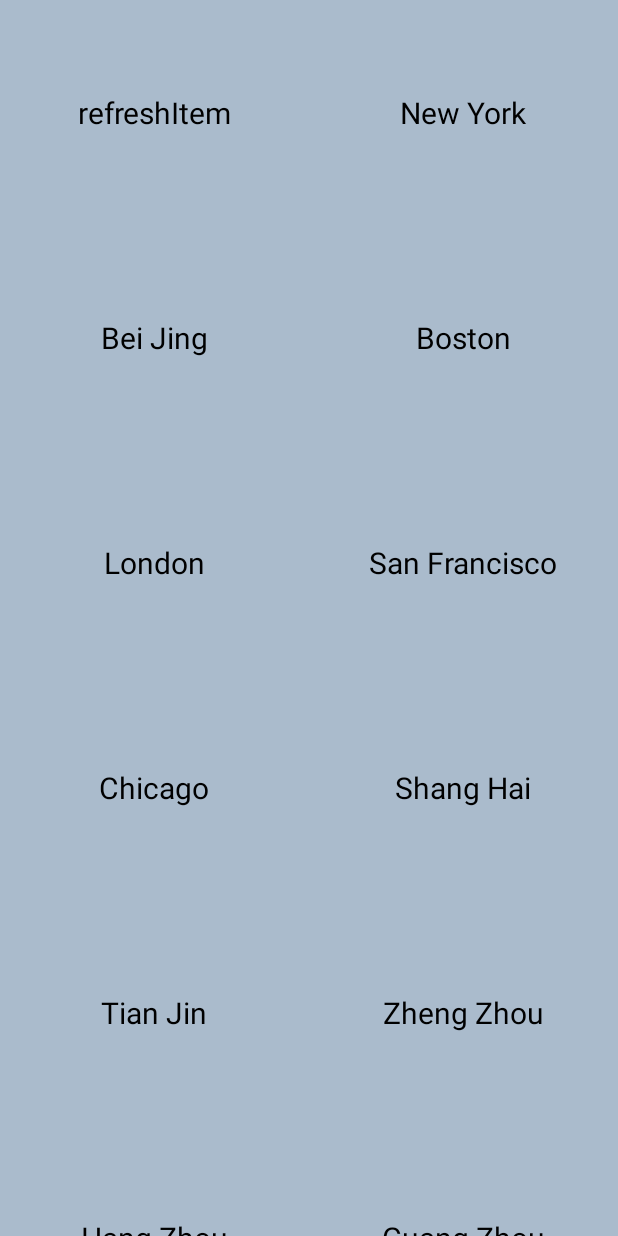
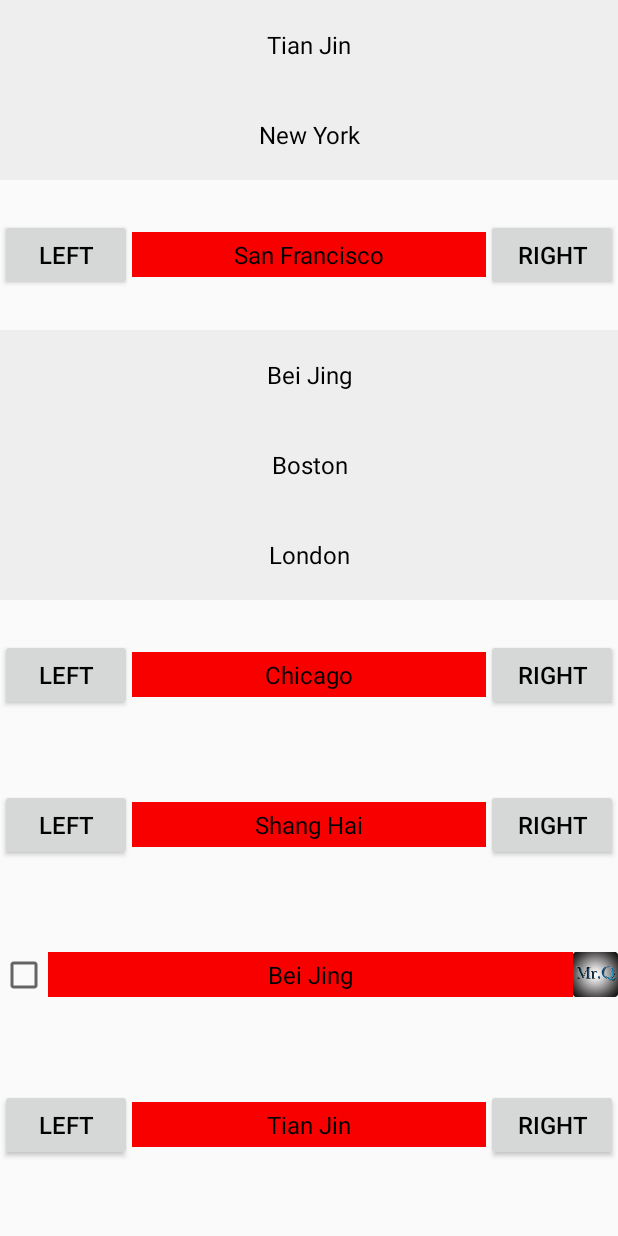
Before and after one commit to sirencode/RecycleViewLib, an Android app: the screen it shows after launch (RecyclerViewActivity), on a phone screen of 412 x 824 dp. Run offline under Robolectric (Android 15) with nearby library versions, the phone set to English and light mode, and no system bars.

Commit message:
多类型item加载
多类型item加载

```diff
--- a/app/src/main/java/diablo/lib/list/RecyclerViewActivity.java
+++ b/app/src/main/java/diablo/lib/list/RecyclerViewActivity.java
@@ -2,6 +2,7 @@ package diablo.lib.list;
 
 import android.os.Bundle;
 import android.support.v4.app.FragmentActivity;
+import diablo.lib.list.multiple.MultipleItemFragment;
 
 /**
  * @author shenyonghe
@@ -13,7 +14,7 @@ public class RecyclerViewActivity extends FragmentActivity {
         super.onCreate(savedInstanceState);
         setContentView(R.layout.fragment_container);
         getSupportFragmentManager().beginTransaction()
-                .replace(R.id.fragment_container, new SwipeRefreshFragment())
+                .replace(R.id.fragment_container, new MultipleItemFragment())
                 .commit();
     }
 
--- /dev/null
+++ b/app/src/main/java/diablo/lib/list/multiple/MultipleItemAdapter.java
@@ -0,0 +1,112 @@
+package diablo.lib.list.multiple;
+
+import android.content.Context;
+import android.support.v7.widget.RecyclerView;
+import android.view.LayoutInflater;
+import android.view.View;
+import android.view.ViewGroup;
+import android.widget.TextView;
+import diablo.lib.list.R;
+import diablo.lib.list.swip.MyBaseAdapter;
+import java.util.ArrayList;
+import java.util.List;
+
+/**
+ * Created by Diablo on 16/9/22.
+ */
+
+public class MultipleItemAdapter extends MyBaseAdapter {
+
+    private Context context;
+    private List<MultipleItemTypeData> datas = new ArrayList<MultipleItemTypeData>();
+
+    public MultipleItemAdapter(Context context) {
+        this.context = context;
+    }
+
+    public List<MultipleItemTypeData> getListData() {
+        return datas;
+    }
+
+    public void addRefreshData(List<MultipleItemTypeData> dataList) {
+        this.datas.addAll(0, dataList);
+        notifyDataSetChanged();
+    }
+
+    public void addLoadData(List<MultipleItemTypeData> dataList) {
+        this.datas.addAll(dataList);
+        notifyDataSetChanged();
+    }
+
+    @Override
+    public RecyclerView.ViewHolder onCreateViewHolder(ViewGroup parent, int viewType) {
+        if (SampleItemEum.FirstItem.getValue() == viewType) {
+            View view =
+                    LayoutInflater.from(context).inflate(R.layout.multiple_item1, parent, false);
+            return new ItemOneHolder(view);
+        } else if (SampleItemEum.SecondItem.getValue() == viewType) {
+            View view =
+                    LayoutInflater.from(context).inflate(R.layout.multiple_item2, parent, false);
+            return new ItemTwoHolder(view);
+        } else if (SampleItemEum.ThirdItem.getValue() == viewType) {
+            View view =
+                    LayoutInflater.from(context).inflate(R.layout.multiple_item3, parent, false);
+            return new ItemThreeHolder(view);
+        }
+        return null;
+    }
+
+    @Override
+    public void onBindViewHolder(RecyclerView.ViewHolder holder, int position) {
+        if (datas.get(position).getRecycleItemTypeData().getItemType()
+                == SampleItemEum.FirstItem.getValue()) {
+            ItemOneHolder holder1 = (ItemOneHolder) holder;
+            holder1.title.setText(datas.get(position).getData());
+        } else if (datas.get(position).getRecycleItemTypeData().getItemType()
+                == SampleItemEum.SecondItem.getValue()) {
+            ItemTwoHolder holder1 = (ItemTwoHolder) holder;
+            holder1.title.setText(datas.get(position).getData());
+        } else if (datas.get(position).getRecycleItemTypeData().getItemType()
+                == SampleItemEum.ThirdItem.getValue()) {
+            ItemThreeHolder holder1 = (ItemThreeHolder) holder;
+            holder1.title.setText(datas.get(position).getData());
+        }
+    }
+
+    @Override
+    public int getItemCount() {
+        return datas.size();
+    }
+
+    @Override
+    public int getItemViewType(int position) {
+        return datas.get(position).getRecycleItemTypeData().getItemType();
+    }
+
+    private static class ItemOneHolder extends RecyclerView.ViewHolder {
+        public TextView title;
+
+        public ItemOneHolder(View itemView) {
+            super(itemView);
+            title = (TextView) itemView.findViewById(R.id.item1_title);
+        }
+    }
+
+    private static class ItemTwoHolder extends RecyclerView.ViewHolder {
+        public TextView title;
+
+        public ItemTwoHolder(View itemView) {
+            super(itemView);
+            title = (TextView) itemView.findViewById(R.id.item2_title);
+        }
+    }
+
+    private static class ItemThreeHolder extends RecyclerView.ViewHolder {
+        public TextView title;
+
+        public ItemThreeHolder(View itemView) {
+            super(itemView);
+            title = (TextView) itemView.findViewById(R.id.item3_title);
+        }
+    }
+}
--- /dev/null
+++ b/app/src/main/java/diablo/lib/list/multiple/MultipleItemFragment.java
@@ -0,0 +1,127 @@
+package diablo.lib.list.multiple;
+
+import android.annotation.TargetApi;
+import android.graphics.Color;
+import android.os.Build;
+import android.os.Bundle;
+import android.os.Handler;
+import android.support.annotation.Nullable;
+import android.support.v4.app.Fragment;
+import android.support.v4.widget.SwipeRefreshLayout;
+import android.support.v7.widget.LinearLayoutManager;
+import android.support.v7.widget.RecyclerView;
+import android.view.LayoutInflater;
+import android.view.View;
+import android.view.ViewGroup;
+import android.widget.TextView;
+import diablo.lib.list.R;
+import diablo.lib.list.swip.MyScrollListener;
+import java.util.ArrayList;
+import java.util.List;
+
+/**
+ * Created by Diablo on 16/9/22.
+ */
+
+public class MultipleItemFragment extends Fragment implements SwipeRefreshLayout.OnRefreshListener {
+    private List<MultipleItemTypeData> datas = new ArrayList<MultipleItemTypeData>();
+    private SwipeRefreshLayout swipeRefreshLayout;
+    private RecyclerView recyclerView;
+    private MultipleItemAdapter adapter;
+    private TextView load;
+    private RecycleItemTypeData itemTypeData1;
+
+    @Nullable
+    @Override
+    public View onCreateView(LayoutInflater inflater, @Nullable ViewGroup container,
+            @Nullable Bundle savedInstanceState) {
+        View view = inflater.inflate(R.layout.swipe_refresh_lay, container, false);
+        initView(view);
+        return view;
+    }
+
+    private void initDatas() {
+        itemTypeData1 = new RecycleItemTypeData(SampleItemEum.FirstItem.getValue(),
+                R.layout.multiple_item1);
+        RecycleItemTypeData itemTypeData2 =
+                new RecycleItemTypeData(SampleItemEum.SecondItem.getValue(),
+                        R.layout.multiple_item2);
+        RecycleItemTypeData itemTypeData3 =
+                new RecycleItemTypeData(SampleItemEum.ThirdItem.getValue(),
+                        R.layout.multiple_item3);
+
+        datas.add(new MultipleItemTypeData(itemTypeData1, "New York"));
+        datas.add(new MultipleItemTypeData(itemTypeData2, "San Francisco"));
+        datas.add(new MultipleItemTypeData(itemTypeData1, "Bei Jing"));
+        datas.add(new MultipleItemTypeData(itemTypeData1, "Boston"));
+        datas.add(new MultipleItemTypeData(itemTypeData1, "London"));
+
+        datas.add(new MultipleItemTypeData(itemTypeData2, "Chicago"));
+        datas.add(new MultipleItemTypeData(itemTypeData2, "Shang Hai"));
+        datas.add(new MultipleItemTypeData(itemTypeData3, "Bei Jing"));
+        datas.add(new MultipleItemTypeData(itemTypeData2, "Tian Jin"));
+
+        datas.add(new MultipleItemTypeData(itemTypeData3, "New York"));
+        datas.add(new MultipleItemTypeData(itemTypeData2, "San Francisco"));
+        datas.add(new MultipleItemTypeData(itemTypeData3, "Boston"));
+        datas.add(new MultipleItemTypeData(itemTypeData3, "London"));
+    }
+
+    @TargetApi(Build.VERSION_CODES.M)
+    private void initView(View base) {
+        initDatas();
+        load = (TextView) base.findViewById(R.id.loading);
+        recyclerView = (RecyclerView) base.findViewById(R.id.list);
+        adapter = new MultipleItemAdapter(getActivity());
+        recyclerView.setAdapter(adapter);
+        recyclerView.setLayoutManager(new LinearLayoutManager(getActivity()));
+        MyScrollListener myScrollListener = new MyScrollListener(adapter);
+        myScrollListener.setOnLoadMoreInterface(new MyScrollListener.onLoadDataInterface() {
+            @Override
+            public void loadMore() {
+                onLoadMore();
+            }
+        });
+        recyclerView.addOnScrollListener(myScrollListener);
+        swipeRefreshLayout = (SwipeRefreshLayout) base.findViewById(R.id.swipe_refresh_widget);
+        // 设置小圆圈的颜色
+        swipeRefreshLayout.setColorSchemeColors(Color.BLUE, Color.RED);
+        // 设置刷新监听
+        swipeRefreshLayout.setOnRefreshListener(this);
+
+        onRefresh();
+    }
+
+    @Override
+    public void onRefresh() {
+        // 为演示设置一个5秒定时器（还是在主线程）
+        new Handler().postDelayed(new Runnable() {
+            @Override
+            public void run() {
+                // 取消掉小圆圈，不然会一直显示
+                MultipleItemTypeData data = new MultipleItemTypeData(itemTypeData1, "Tian Jin");
+                datas.add(0, data);
+                adapter.addRefreshData(datas);
+                swipeRefreshLayout.setRefreshing(false);
+            }
+        }, 1000);
+    }
+
+    private void onLoadMore() {
+        // 为演示设置一个5秒定时器（还是在主线程）
+        load.setVisibility(View.VISIBLE);
+        new Handler().postDelayed(new Runnable() {
+            @Override
+            public void run() {
+                load.setVisibility(View.GONE);
+                List<MultipleItemTypeData> data = new ArrayList<MultipleItemTypeData>();
+                for (int i = 0; i < 4; i++) {
+                    MultipleItemTypeData tem = new MultipleItemTypeData(itemTypeData1, "item" + i);
+                    data.add(tem);
+                }
+                adapter.addLoadData(data);
+                adapter.setCanLoad(true);
+            }
+        }, 1000);
+    }
+}
--- /dev/null
+++ b/app/src/main/java/diablo/lib/list/multiple/MultipleItemTypeData.java
@@ -0,0 +1,33 @@
+package diablo.lib.list.multiple;
+
+/**
+ * Created by Diablo on 16/9/22.
+ */
+
+public class MultipleItemTypeData {
+
+    private RecycleItemTypeData recycleItemTypeData;
+
+    private String data;
+
+    public MultipleItemTypeData(RecycleItemTypeData itemType, String data) {
+        this.recycleItemTypeData = itemType;
+        this.data = data;
+    }
+
+    public RecycleItemTypeData getRecycleItemTypeData() {
+        return recycleItemTypeData;
+    }
+
+    public void setRecycleItemTypeData(RecycleItemTypeData recycleItemTypeData) {
+        this.recycleItemTypeData = recycleItemTypeData;
+    }
+
+    public String getData() {
+        return data;
+    }
+
+    public void setData(String data) {
+        this.data = data;
+    }
+}
--- /dev/null
+++ b/app/src/main/java/diablo/lib/list/multiple/RecycleItemTypeData.java
@@ -0,0 +1,35 @@
+package diablo.lib.list.multiple;
+
+/**
+ * Created by Diablo on 16/9/22.
+ */
+
+public class RecycleItemTypeData {
+
+    //recycleview item的类型
+    private int itemType;
+
+    //recycleview item当前类型对应的res资源
+    private int typeRes;
+
+    public RecycleItemTypeData(int itemType, int typeRes) {
+        this.itemType = itemType;
+        this.typeRes = typeRes;
+    }
+
+    public int getItemType() {
+        return itemType;
+    }
+
+    public void setItemType(int itemType) {
+        this.itemType = itemType;
+    }
+
+    public int getTypeRes() {
+        return typeRes;
+    }
+
+    public void setTypeRes(int typeRes) {
+        this.typeRes = typeRes;
+    }
+}
--- /dev/null
+++ b/app/src/main/java/diablo/lib/list/multiple/SampleItemEum.java
@@ -0,0 +1,22 @@
+package diablo.lib.list.multiple;
+
+/**
+ * Created by Diablo on 16/9/22.
+ */
+
+public enum SampleItemEum {
+
+    FirstItem(1),
+    SecondItem(2),
+    ThirdItem(3);
+
+    private int value = 0;
+
+    private SampleItemEum(int value){
+        this.value = value;
+    }
+
+    public int getValue(){
+        return this.value;
+    }
+}
--- a/app/src/main/java/diablo/lib/list/MyBaseAdapter.java
+++ b/app/src/main/java/diablo/lib/list/swip/MyBaseAdapter.java
@@ -1,4 +1,4 @@
-package diablo.lib.list;
+package diablo.lib.list.swip;
 
 import android.support.v7.widget.RecyclerView;
 import android.view.ViewGroup;
@@ -25,11 +25,11 @@ public class MyBaseAdapter extends RecyclerView.Adapter<RecyclerView.ViewHolder>
         return 0;
     }
 
-    protected boolean canLoad(){
+    public boolean canLoad(){
         return canLoad;
     }
 
-    protected void setCanLoad(boolean canLoad){
+    public void setCanLoad(boolean canLoad){
         this.canLoad = canLoad;
     }
 }
--- a/app/src/main/java/diablo/lib/list/MyScrollListener.java
+++ b/app/src/main/java/diablo/lib/list/swip/MyScrollListener.java
@@ -1,4 +1,4 @@
-package diablo.lib.list;
+package diablo.lib.list.swip;
 
 import android.support.v7.widget.LinearLayoutManager;
 import android.support.v7.widget.RecyclerView;
--- a/app/src/main/java/diablo/lib/list/SwipeRefreshFragment.java
+++ b/app/src/main/java/diablo/lib/list/swip/SwipeRefreshFragment.java
@@ -1,4 +1,4 @@
-package diablo.lib.list;
+package diablo.lib.list.swip;
 
 import android.annotation.TargetApi;
 import android.graphics.Color;
@@ -14,6 +14,8 @@ import android.view.LayoutInflater;
 import android.view.View;
 import android.view.ViewGroup;
 import android.widget.TextView;
+import diablo.lib.list.third.MyViewAdapter;
+import diablo.lib.list.R;
 import java.util.ArrayList;
 import java.util.List;
 
--- a/app/src/main/java/diablo/lib/list/MyViewAdapter.java
+++ b/app/src/main/java/diablo/lib/list/third/MyViewAdapter.java
@@ -1,4 +1,4 @@
-package diablo.lib.list;
+package diablo.lib.list.third;
 
 import android.content.Context;
 import android.graphics.Color;
@@ -7,6 +7,8 @@ import android.view.LayoutInflater;
 import android.view.View;
 import android.view.ViewGroup;
 import android.widget.TextView;
+import diablo.lib.list.R;
+import diablo.lib.list.swip.MyBaseAdapter;
 import java.util.ArrayList;
 import java.util.List;
 
--- a/app/src/main/java/diablo/lib/list/RecycleViewDemoFragment.java
+++ b/app/src/main/java/diablo/lib/list/third/RecycleViewDemoFragment.java
@@ -1,4 +1,4 @@
-package diablo.lib.list;
+package diablo.lib.list.third;
 
 import android.content.Context;
 import android.graphics.Color;
@@ -13,6 +13,8 @@ import android.view.View;
 import android.view.ViewGroup;
 import android.widget.TextView;
 import com.list.lib.diablo.refreshloadlayout.RefreshLoadMoreLayout;
+import diablo.lib.list.R;
+import diablo.lib.list.RecyclerViewActivity;
 import java.util.ArrayList;
 import java.util.List;
 import ru.vang.progressswitcher.ProgressWidget;
--- /dev/null
+++ b/app/src/main/res/layout/multiple_item1.xml
@@ -0,0 +1,18 @@
+<?xml version="1.0" encoding="utf-8"?>
+<LinearLayout xmlns:android="http://schemas.android.com/apk/res/android"
+    xmlns:tools="http://schemas.android.com/tools"
+    android:gravity="center"
+    android:orientation="vertical" android:layout_width="match_parent"
+    android:layout_height="60dp">
+
+    <TextView
+        android:id="@+id/item1_title"
+        android:background="#eee"
+        tools:text="hello"
+        android:gravity="center"
+        android:textColor="#000"
+        android:textSize="16dp"
+        android:layout_width="match_parent"
+        android:layout_height="match_parent" />
+
+</LinearLayout>
--- /dev/null
+++ b/app/src/main/res/layout/multiple_item2.xml
@@ -0,0 +1,33 @@
+<?xml version="1.0" encoding="utf-8"?>
+<LinearLayout xmlns:android="http://schemas.android.com/apk/res/android"
+    xmlns:tools="http://schemas.android.com/tools"
+    android:gravity="center_vertical"
+    android:layout_height="100dp"
+    android:layout_width="match_parent"
+    android:orientation="horizontal">
+
+    <Button
+        android:layout_height="wrap_content"
+        android:layout_width="wrap_content"
+        android:text="left"
+        android:textColor="#000"
+        android:textSize="16dp" />
+    <TextView
+        android:id="@+id/item2_title"
+        android:background="#f80000"
+        android:gravity="center"
+        android:layout_height="30dp"
+        android:layout_weight="1"
+        android:layout_width="0dp"
+        android:textColor="#000"
+        android:textSize="16dp"
+        tools:text="hello" />
+
+    <Button
+        android:layout_height="wrap_content"
+        android:layout_width="wrap_content"
+        android:text="right"
+        android:textColor="#000"
+        android:textSize="16dp" />
+
+</LinearLayout>
--- /dev/null
+++ b/app/src/main/res/layout/multiple_item3.xml
@@ -0,0 +1,30 @@
+<?xml version="1.0" encoding="utf-8"?>
+<LinearLayout xmlns:android="http://schemas.android.com/apk/res/android"
+    xmlns:tools="http://schemas.android.com/tools"
+    android:gravity="center_vertical"
+    android:layout_height="100dp"
+    android:layout_width="match_parent"
+    android:orientation="horizontal">
+
+    <CheckBox
+        android:layout_height="wrap_content"
+        android:layout_width="wrap_content"
+        />
+    <TextView
+        android:id="@+id/item3_title"
+        android:background="#f80000"
+        android:gravity="center"
+        android:layout_height="30dp"
+        android:layout_weight="1"
+        android:layout_width="0dp"
+        android:textColor="#000"
+        android:textSize="16dp"
+        tools:text="hello" />
+
+    <ImageView
+        android:scaleType="fitXY"
+        android:layout_height="30dp"
+        android:layout_width="30dp"
+        android:src="@mipmap/ic_launcher" />
+
+</LinearLayout>
--- a/build.gradle
+++ b/build.gradle
@@ -7,7 +7,7 @@ buildscript {
     jcenter()
   }
   dependencies {
-    classpath 'com.android.tools.build:gradle:2.1.3'
+    classpath 'com.android.tools.build:gradle:2.2.0'
     // NOTE: Do not place your application dependencies here; they belong
     // in the individual module build.gradle files
   }
```
